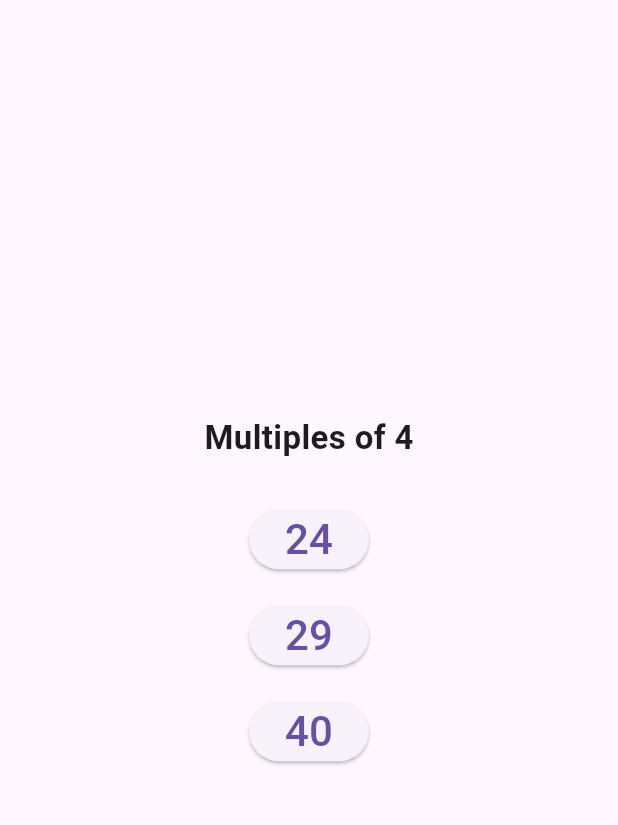
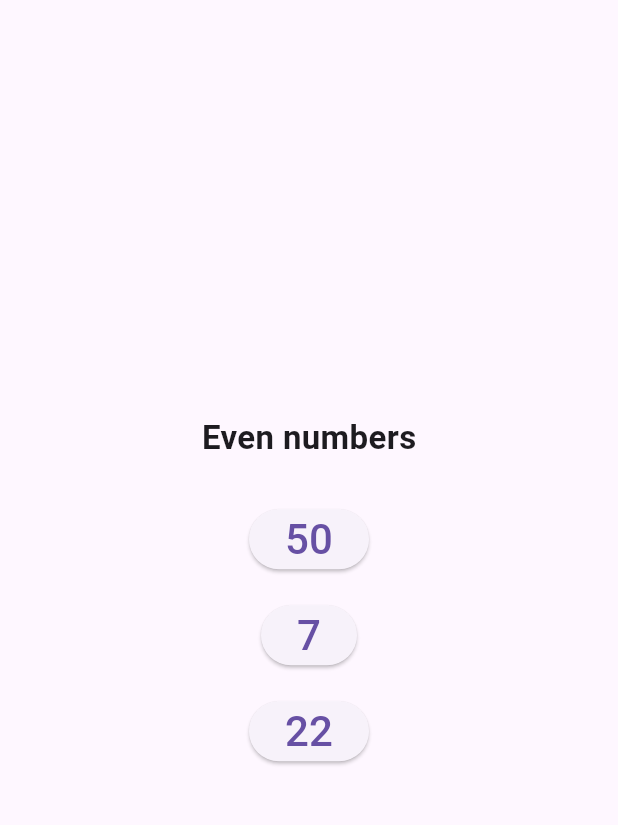
Before and after one commit to florianbussmann/flutter_application_odd_one_out, a Flutter app: the screen it shows after launch, on a phone screen of 412 x 824 dp, the part 63-888 px from its top. Run offline on Flutter 3.47's test engine with Material 3 defaults, Android fonts, the phone set to English and light mode, and no system bars.

Commit message:
feat: math rules

```diff
--- a/lib/main.dart
+++ b/lib/main.dart
@@ -30,7 +30,21 @@ class _OddOneOutGameState extends State<OddOneOutGame> {
   List<int> _numbers = [];
   int _oddIndex = 0;
   int _score = 0;
-  final String _rule = "Multiples of 4";
+  String _rule = "";
+
+  final List<MathRule> _rules = [
+    MathRule("Multiples of 4", (n) => n % 4 == 0),
+    MathRule("Prime numbers", (n) {
+      if (n < 2) return false;
+      for (int i = 2; i <= n ~/ 2; i++) {
+        if (n % i == 0) return false;
+      }
+      return true;
+    }),
+    MathRule("Even numbers", (n) => n % 2 == 0),
+    MathRule("Odd numbers", (n) => n % 2 != 0),
+    MathRule("Multiples of 3", (n) => n % 3 == 0),
+  ];
 
   @override
   void initState() {
@@ -39,29 +53,31 @@ class _OddOneOutGameState extends State<OddOneOutGame> {
   }
 
   void _generateRound() {
+    _oddIndex = _rand.nextInt(3);
+    MathRule currentRule = _rules[_rand.nextInt(_rules.length)];
+
     Set<int> numsSet = {};
-    _oddIndex = _rand.nextInt(3);
-
     for (int i = 0; i < 3; i++) {
       if (i == _oddIndex) {
-        // Generate a non-multiple of 4 that isn't already in set
+        // Generate a number that does NOT match the rule and is unique
         int n;
         do {
           n = _rand.nextInt(50) + 1;
-        } while (n % 4 == 0 || numsSet.contains(n));
+        } while (currentRule.match(n) || numsSet.contains(n));
         numsSet.add(n);
       } else {
-        // Generate a multiple of 4 that isn't already in set
+        // Generate a number that matches the rule and is unique
         int n;
         do {
-          n = (_rand.nextInt(12) + 1) * 4;
-        } while (numsSet.contains(n));
+          n = _rand.nextInt(50) + 1;
+        } while (!currentRule.match(n) || numsSet.contains(n));
         numsSet.add(n);
       }
     }
 
     setState(() {
       _numbers = numsSet.toList();
+      _rule = currentRule.description;
     });
   }
 
@@ -104,3 +120,10 @@ class _OddOneOutGameState extends State<OddOneOutGame> {
     );
   }
 }
+
+class MathRule {
+  final String description;
+  final bool Function(int) match;
+
+  MathRule(this.description, this.match);
+}
```
